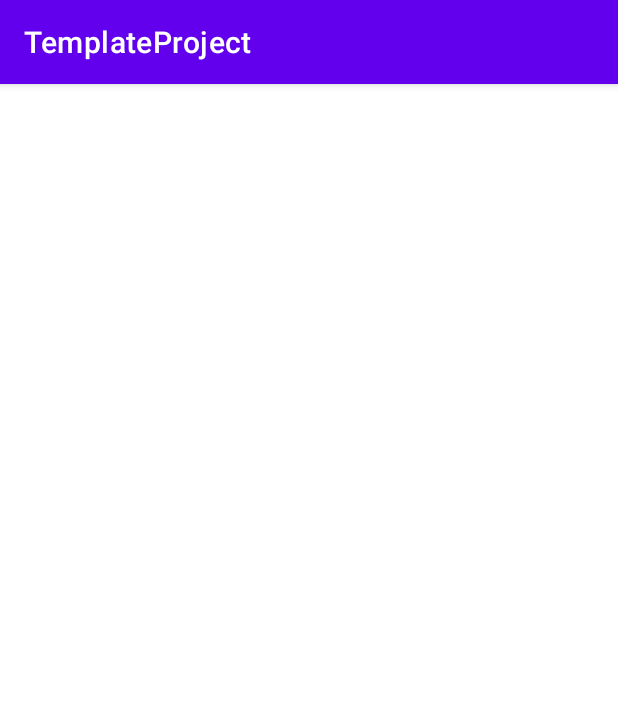
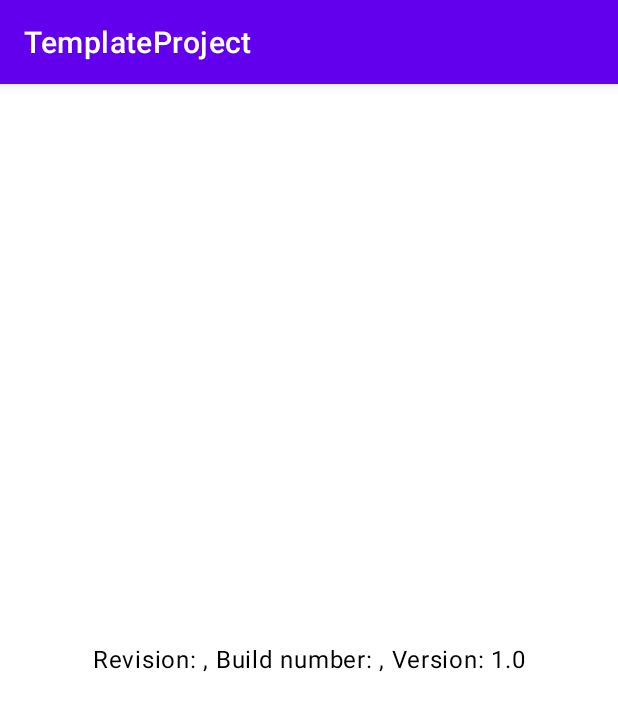
Before and after one commit to jj-jakub/TemplateProject, an Android app built with Jetpack Compose: the screen it shows after launch (MainActivity), on a phone screen of 412 x 824 dp. Shown: the top 711 px of the screen. Run offline under Robolectric (Android 15) with nearby library versions, the phone set to English and light mode, and no system bars.

Commit message:
Create classes for MainScreen layout and viewModel

```diff
--- a/app/build.gradle
+++ b/app/build.gradle
@@ -74,6 +74,12 @@ android {
             it.useJUnitPlatform()
         }
     }
+    buildFeatures {
+        compose true
+    }
+    composeOptions {
+        kotlinCompilerExtensionVersion '1.4.7'
+    }
     namespace 'com.jj.templateproject'
 }
 
--- a/app/src/main/java/com/jj/templateproject/di/koin/mainModule.kt
+++ b/app/src/main/java/com/jj/templateproject/di/koin/mainModule.kt
@@ -2,10 +2,14 @@ package com.jj.templateproject.di.koin
 
 import com.jj.templateproject.data.network.RetrofitFactory
 import com.jj.templateproject.data.text.VersionTextProvider
+import com.jj.templateproject.presentation.ui.main.MainScreenViewModel
+import org.koin.androidx.viewmodel.dsl.viewModel
 import org.koin.dsl.module
 
 val mainModule = module {
 
     single { RetrofitFactory() }
     single { VersionTextProvider() }
+
+    viewModel { MainScreenViewModel(versionTextProvider = get()) }
 }
--- /dev/null
+++ b/app/src/main/java/com/jj/templateproject/navigation/MainNavGraph.kt
@@ -0,0 +1,31 @@
+package com.jj.templateproject.navigation
+
+import androidx.compose.runtime.Composable
+import androidx.navigation.NavHostController
+import androidx.navigation.compose.NavHost
+import androidx.navigation.compose.composable
+import com.jj.templateproject.navigation.model.GraphNavigation
+import com.jj.templateproject.navigation.model.Route
+import com.jj.templateproject.presentation.ui.main.MainScreen
+import com.jj.templateproject.presentation.ui.main.MainScreenViewModel
+import org.koin.androidx.compose.getViewModel
+
+@Composable
+fun MainNavGraph(
+    navController: NavHostController,
+) {
+    NavHost(
+        navController = navController,
+        startDestination = Route.MainScreen.route,
+        route = GraphNavigation.MainNavGraph.route,
+    ) {
+        composable(
+            route = Route.MainScreen.route,
+        ) {
+            val viewModel: MainScreenViewModel = getViewModel()
+            MainScreen(
+                viewModel = viewModel,
+            )
+        }
+    }
+}
--- /dev/null
+++ b/app/src/main/java/com/jj/templateproject/navigation/model/GraphNavigation.kt
@@ -0,0 +1,5 @@
+package com.jj.templateproject.navigation.model
+
+sealed class GraphNavigation(val route: String) {
+    object MainNavGraph : GraphNavigation(route = "main_nav_graph")
+}
--- /dev/null
+++ b/app/src/main/java/com/jj/templateproject/navigation/model/Route.kt
@@ -0,0 +1,5 @@
+package com.jj.templateproject.navigation.model
+
+sealed class Route(val route: String) {
+    object MainScreen : Route("main_screen")
+}
--- /dev/null
+++ b/app/src/main/java/com/jj/templateproject/presentation/MainRoot.kt
@@ -0,0 +1,21 @@
+package com.jj.templateproject.presentation
+
+import androidx.compose.foundation.background
+import androidx.compose.foundation.layout.Box
+import androidx.compose.material3.MaterialTheme
+import androidx.compose.runtime.Composable
+import androidx.compose.ui.Modifier
+import androidx.navigation.NavHostController
+import com.jj.templateproject.design.TemplateTheme
+import com.jj.templateproject.navigation.MainNavGraph
+
+@Composable
+fun MainRoot(navController: NavHostController) {
+    TemplateTheme {
+        Box(modifier = Modifier.background(color = MaterialTheme.colorScheme.background)) {
+            MainNavGraph(
+                navController = navController,
+            )
+        }
+    }
+}
--- a/app/src/main/java/com/jj/templateproject/presentation/activities/MainActivity.kt
+++ b/app/src/main/java/com/jj/templateproject/presentation/activities/MainActivity.kt
@@ -1,25 +1,19 @@
 package com.jj.templateproject.presentation.activities
 
 import android.os.Bundle
+import androidx.activity.compose.setContent
 import androidx.appcompat.app.AppCompatActivity
-import com.jj.templateproject.data.text.VersionTextProvider
-import com.jj.templateproject.databinding.ActivityMainBinding
-import org.koin.java.KoinJavaComponent
+import androidx.navigation.compose.rememberNavController
+import com.jj.templateproject.presentation.MainRoot
 
 class MainActivity : AppCompatActivity() {
-
-    private lateinit var activityMainBinding: ActivityMainBinding
-    private val versionTextProvider: VersionTextProvider by KoinJavaComponent.inject(VersionTextProvider::class.java)
-
     override fun onCreate(savedInstanceState: Bundle?) {
         super.onCreate(savedInstanceState)
-        activityMainBinding = ActivityMainBinding.inflate(layoutInflater)
-        setContentView(activityMainBinding.root)
-
-        setMainLabelText()
-    }
-
-    private fun setMainLabelText() {
-        activityMainBinding.mainLabel.text = versionTextProvider.getAboutVersionText()
+        setContent {
+            val navHostController = rememberNavController()
+            MainRoot(
+                navController = navHostController,
+            )
+        }
     }
 }
--- /dev/null
+++ b/app/src/main/java/com/jj/templateproject/presentation/ui/main/MainScreen.kt
@@ -0,0 +1,44 @@
+package com.jj.templateproject.presentation.ui.main
+
+import androidx.compose.foundation.layout.Arrangement
+import androidx.compose.foundation.layout.Column
+import androidx.compose.foundation.layout.fillMaxSize
+import androidx.compose.material3.Text
+import androidx.compose.runtime.Composable
+import androidx.compose.runtime.collectAsState
+import androidx.compose.runtime.getValue
+import androidx.compose.ui.Alignment
+import androidx.compose.ui.Modifier
+import androidx.compose.ui.tooling.preview.Preview
+
+@Composable
+fun MainScreen(
+    viewModel: MainScreenViewModel,
+) {
+    val state by viewModel.viewState.collectAsState()
+
+    MainScreenViewContent(
+        text = state.text,
+    )
+}
+
+@Composable
+private fun MainScreenViewContent(text: String) {
+    Column(
+        modifier = Modifier.fillMaxSize(),
+        horizontalAlignment = Alignment.CenterHorizontally,
+        verticalArrangement = Arrangement.Center,
+    ) {
+        Text(
+            text = text,
+        )
+    }
+}
+
+@Preview
+@Composable
+fun PreviewMainScreenViewContent() {
+    MainScreenViewContent(
+        text = "Sample text",
+    )
+}
--- /dev/null
+++ b/app/src/main/java/com/jj/templateproject/presentation/ui/main/MainScreenViewModel.kt
@@ -0,0 +1,21 @@
+package com.jj.templateproject.presentation.ui.main
+
+import androidx.lifecycle.ViewModel
+import com.jj.templateproject.data.text.VersionTextProvider
+import com.jj.templateproject.presentation.ui.main.model.MainScreenViewState
+import kotlinx.coroutines.flow.MutableStateFlow
+import kotlinx.coroutines.flow.asStateFlow
+
+class MainScreenViewModel(
+    versionTextProvider: VersionTextProvider,
+) : ViewModel() {
+
+    private val _viewState = MutableStateFlow(MainScreenViewState())
+    val viewState = _viewState.asStateFlow()
+
+    init {
+        _viewState.value = viewState.value.copy(
+            text = versionTextProvider.getAboutVersionText(),
+        )
+    }
+}
--- /dev/null
+++ b/app/src/main/java/com/jj/templateproject/presentation/ui/main/model/MainScreenViewState.kt
@@ -0,0 +1,6 @@
+package com.jj.templateproject.presentation.ui.main.model
+
+data class MainScreenViewState(
+    val loading: Boolean = false,
+    val text: String = "",
+)
--- a/app/src/main/res/values/themes.xml
+++ b/app/src/main/res/values/themes.xml
@@ -1,4 +1,4 @@
-<resources xmlns:tools="http://schemas.android.com/tools">
+<resources>
     <!-- Base application theme. -->
     <style name="Theme.TemplateProject" parent="Theme.MaterialComponents.DayNight.DarkActionBar">
         <!-- Primary brand color. -->
@@ -10,7 +10,7 @@
         <item name="colorSecondaryVariant">@color/teal_700</item>
         <item name="colorOnSecondary">@color/black</item>
         <!-- Status bar color. -->
-        <item name="android:statusBarColor" tools:targetApi="l">?attr/colorPrimaryVariant</item>
+        <item name="android:statusBarColor" >?attr/colorPrimaryVariant</item>
         <!-- Customize your theme here. -->
     </style>
 </resources>
```
Also changed, not shown: app/src/main/res/layout/activity_main.xml (deleted, +0 -19 lines).
